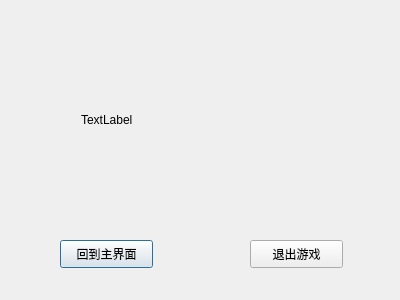
Above: TheThreeBodyGame/ending.ui from w1ls0n4ng/The_Three_Body_Game before the change. Below: the same form after it.
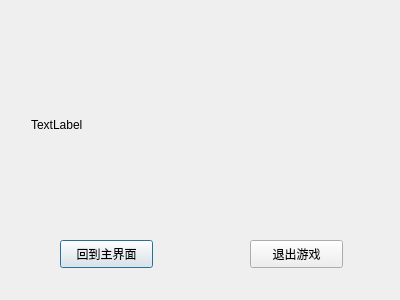
That is the form after the change.

The edit to the form file:
```diff
--- a/TheThreeBodyGame/ending.ui
+++ b/TheThreeBodyGame/ending.ui
@@ -42,10 +42,10 @@
   <widget class="QLabel" name="label">
    <property name="geometry">
     <rect>
-     <x>81</x>
+     <x>31</x>
      <y>54</y>
-     <width>211</width>
-     <height>131</height>
+     <width>331</width>
+     <height>141</height>
     </rect>
    </property>
    <property name="text">
```
